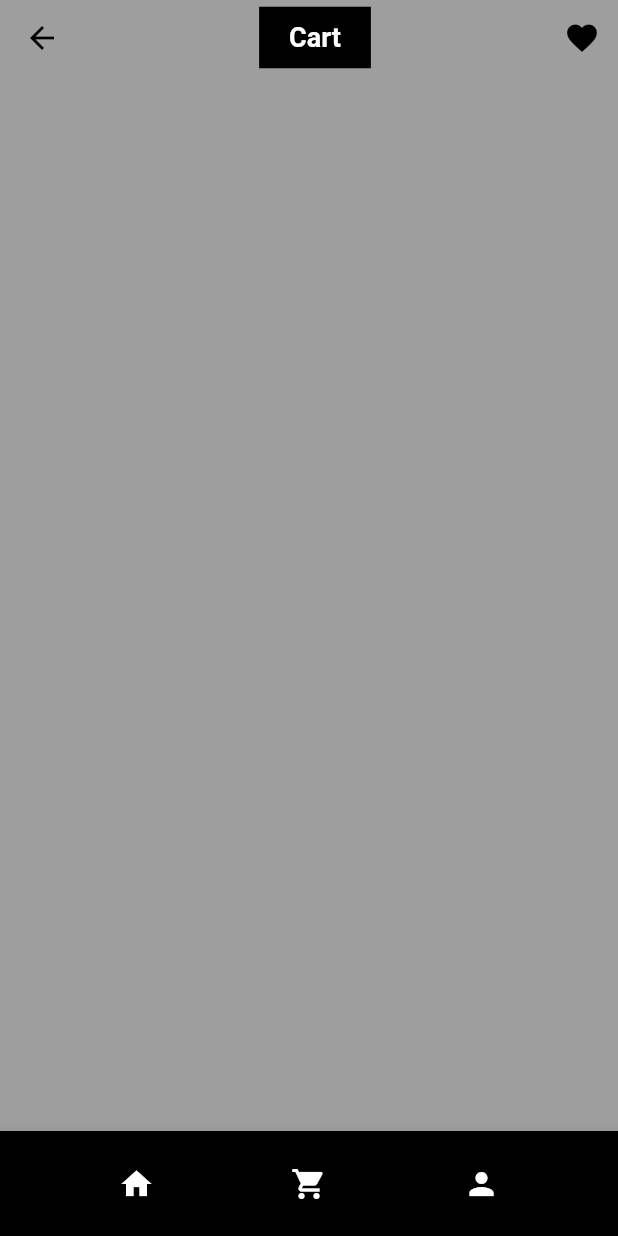
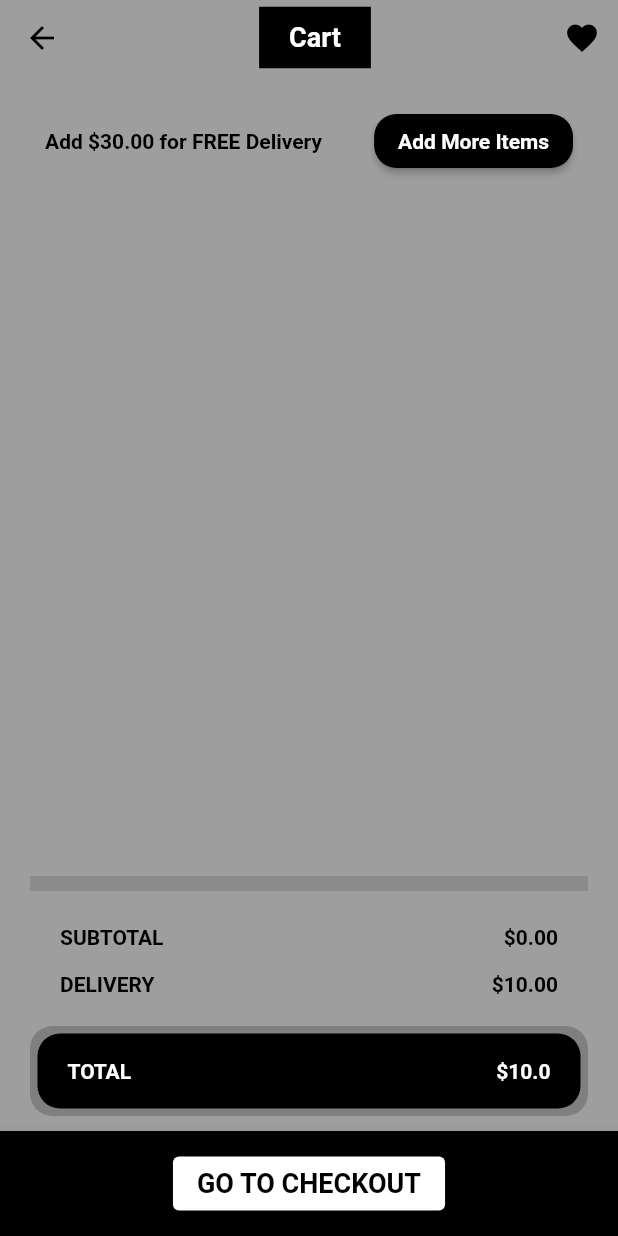
Before and after one commit to Danzo-bit/E-Com, a Flutter app: the CartScreen screen opened by its route, on a phone screen of 412 x 824 dp. Run offline on Flutter 3.47's test engine with Material 2 defaults, Android fonts, the phone set to English and light mode, and no system bars; our stand-ins replace bloc, carousel_slider, equatable, flutter_bloc; network calls fail.

Commit message:
cart Screen UI and data impl

```diff
--- /dev/null
+++ b/lib/blocs/cart/cart_event.dart
@@ -0,0 +1,5 @@
+part of 'cart_bloc.dart';
+
+abstract class CartEvent extends Equatable {
+  const CartEvent();
+}
--- a/lib/main.dart
+++ b/lib/main.dart
@@ -3,7 +3,7 @@ import 'package:flutter_bloc/flutter_bloc.dart';
 import 'package:intl/intl.dart';
 import 'package:my_app/config/app_router.dart';
 import 'package:my_app/config/theme.dart';
-import 'blocs/wishlist_bloc.dart';
+import 'blocs/wishlist/wishlist_bloc.dart';
 import 'screens/screens.dart';
 
 void main() {
--- /dev/null
+++ b/lib/models/cart_model.dart
@@ -0,0 +1,43 @@
+
+import 'package:equatable/equatable.dart';
+import 'package:my_app/models/product_model.dart';
+
+class Cart extends Equatable{
+  List<Product> products;
+  Cart({this.products = const<Product>[]});
+
+//getting total price from list
+  double get subtotal => products.fold(0, (total, current) => total + current.price);
+//converting total price from list to string
+  String get subtotalString => subtotal.toStringAsFixed(2);
+
+  double deliveryFee(subtotal){
+    if(subtotal >= 30.0){
+      return 0.0;
+    }else{
+      return 10.0;
+    }
+  }
+
+//getting delivery fee
+  String get deliveryFeeString => deliveryFee(subtotal).toStringAsFixed(2);
+  //geting total fee
+  double get totalFee => subtotal + deliveryFee(subtotal);
+
+  String freeDelivery(subtotal){
+    if(subtotal >= 150){
+      return 'You have free Delivery';
+    }else{
+      double missing = 30.0 - subtotal;
+      return 'Add \$${missing.toStringAsFixed(2)} for FREE Delivery';
+    }
+  }
+
+  String get freeDeliveryString => freeDelivery(subtotal);
+
+
+
+  @override
+  List<Object?> get props => [products];
+
+}
--- a/lib/screens/cart/cart_screen.dart
+++ b/lib/screens/cart/cart_screen.dart
@@ -1,16 +1,156 @@
 import 'package:flutter/material.dart';
+import '../../models/cart_model.dart';
+import '../../models/product_model.dart';
 import '../../widgets/widgets.dart';
 
 class CartScreen extends StatelessWidget {
-
   static const String routeName = '/cart';
   @override
   Widget build(BuildContext context) {
-    return  Scaffold(
+    return Scaffold(
       appBar: CustomAppBar(title: 'Cart'),
-      bottomNavigationBar: CustomNavBar(),
+      bottomNavigationBar: BottomAppBar(
+        color: Colors.black,
+        child: Container(
+          height: 70,
+          child: Row(
+            mainAxisAlignment: MainAxisAlignment.spaceEvenly,
+            children: [
+
+              ElevatedButton(
+                  style: ElevatedButton.styleFrom(primary: Colors.white),
+                  onPressed: () {},
+                  child: Text(
+                    'GO TO CHECKOUT',
+                    style: Theme.of(context)
+                        .textTheme
+                        .headline3!
+                        .copyWith(color: Colors.black),
+                  ))
+            ],
+          ),
+        ),
+      ),
+      body: Padding(
+        padding: const EdgeInsets.symmetric(horizontal: 20.0, vertical: 10.0),
+        child: Column(
+          mainAxisAlignment: MainAxisAlignment.spaceBetween,
+          children: [
+            Column(
+              children: [
+                Padding(
+                  padding: const EdgeInsets.symmetric(horizontal:10.0, vertical: 10.0),
+                  child: Row(
+                    mainAxisAlignment: MainAxisAlignment.spaceBetween,
+                    children: [
+                      Text(
+                        Cart().freeDeliveryString,
+                        style: Theme.of(context).textTheme.headline5,
+                      ),
+                      ElevatedButton(
+                          style: ElevatedButton.styleFrom(
+                              primary: Colors.black,
+                              shape: RoundedRectangleBorder(borderRadius: BorderRadius.circular(15.0))
+                          ),
+                          onPressed: () {
+                            Navigator.pushNamed(context, '/');
+                          },
+                          child: Text(
+                            'Add More Items',
+                            style: Theme.of(context)
+                                .textTheme
+                                .headline5!
+                                .copyWith(color: Colors.white),
+                          ))
+                    ],
+                  ),
+                ),
+                SizedBox(height: 10,),
+                SizedBox(
+                  height: 400,
+                  child: ListView.builder(
+                    itemCount: Cart().products.length,
+                      itemBuilder: (context, index){
+                      return CartProductCard(product: Cart().products[index]);
+                      }),
+                ),
+              ],
+            ),
+           Column(
+             children: [
+               Divider(
+                 thickness: 10,
+               ),
+               Padding(
+                 padding: const EdgeInsets.all(20.0),
+                 child: Column(
+                   children: [
+                     Row(
+                       mainAxisAlignment: MainAxisAlignment.spaceBetween,
+                       children: [
+                         Text('SUBTOTAL', style: Theme.of(context).textTheme.headline5,),
+                         Text('\$${Cart().subtotalString}', style: Theme.of(context).textTheme.headline5,)
+                       ],
+                     ),
+                     SizedBox(height: 15,),
+                     Row(
+                       mainAxisAlignment: MainAxisAlignment.spaceBetween,
+                       children: [
+
+                         Text('DELIVERY', style: Theme.of(context).textTheme.headline5,),
+                         Text('\$${Cart().deliveryFeeString}', style: Theme.of(context).textTheme.headline5,)
+                       ],
+                     ),
+
+                   ],
+                 ),
+               ),
+               Stack(
+                 children: [
+                   Container(
+                     width: MediaQuery.of(context).size.width,
+                     height: 60,
+                     decoration: BoxDecoration(
+                       color: Colors.black.withAlpha(50),
+                       borderRadius: BorderRadius.circular(15),
+                     ),
+                   ),
+                   Container(
+                     margin: const EdgeInsets.all(5.0),
+                     width: MediaQuery.of(context).size.width,
+                     height: 50,
+                     decoration: BoxDecoration(
+                       color: Colors.black,
+                       borderRadius: BorderRadius.circular(15),
+                     ),
+                     child: Padding(
+                       padding: const EdgeInsets.symmetric(horizontal: 20.0),
+                       child: Center(
+                         child: Row(
+                           mainAxisAlignment: MainAxisAlignment.spaceBetween,
+                           children: [
+
+                             Text('TOTAL', style: Theme.of(context).textTheme.headline5!.copyWith(color: Colors.white),),
+                             Text('\$${Cart().totalFee}', style: Theme.of(context).textTheme.headline5!.copyWith(color: Colors.white),)
+                           ],
+                         ),
+                       ),
+                     ),
+                   ),
+
+                 ],
+               ),
+             ],
+           )
+
+
+          ],
+        ),
+
+      ),
     );
   }
+
 
   static Route route() {
     return MaterialPageRoute(
--- a/lib/screens/product/product_screen.dart
+++ b/lib/screens/product/product_screen.dart
@@ -3,7 +3,7 @@ import 'package:flutter/material.dart';
 import 'package:flutter_bloc/flutter_bloc.dart';
 import 'package:my_app/models/wishlist_model.dart';
 import 'package:my_app/models/wishlist_model.dart';
-import '../../blocs/wishlist_bloc.dart';
+import '../../blocs/wishlist/wishlist_bloc.dart';
 import '../../models/product_model.dart';
 import '../../widgets/widgets.dart';
 
--- a/lib/screens/wishlist/wishlist_screen.dart
+++ b/lib/screens/wishlist/wishlist_screen.dart
@@ -1,7 +1,7 @@
 import 'package:flutter/material.dart';
 import 'package:flutter_bloc/flutter_bloc.dart';
 import 'package:my_app/models/models.dart';
-import '../../blocs/wishlist_bloc.dart';
+import '../../blocs/wishlist/wishlist_bloc.dart';
 import '../../widgets/widgets.dart';
 
 class WishlistScreen extends StatelessWidget {
--- a/lib/widgets/product_card.dart
+++ b/lib/widgets/product_card.dart
@@ -88,7 +88,7 @@ class ProductCard extends StatelessWidget {
                     isWishlist ?
                     Expanded(
                       child: IconButton(
-                          onPressed: () {},
+                          onPressed: () { },
                           icon: const Icon(
                             Icons.delete,
                             color: Colors.white,
--- a/lib/widgets/widgets.dart
+++ b/lib/widgets/widgets.dart
@@ -4,3 +4,4 @@ export 'hero_carousel_card.dart';
 export 'section_title.dart';
 export 'product_card.dart';
 export 'product_carousel.dart';
+export 'cart_product_card.dart';
```
Also changed, not shown: lib/blocs/cart/cart_bloc.dart (added, +15 -0 lines), lib/blocs/cart/cart_state.dart (added, +10 -0 lines), lib/widgets/cart_product_card.dart (added, +59 -0 lines), lib/blocs/wishlist/wishlist_bloc.dart (renamed from lib/blocs/wishlist_bloc.dart), lib/blocs/wishlist/wishlist_event.dart (renamed from lib/blocs/wishlist_event.dart), lib/blocs/wishlist/wishlist_state.dart (renamed from lib/blocs/wishlist_state.dart).
